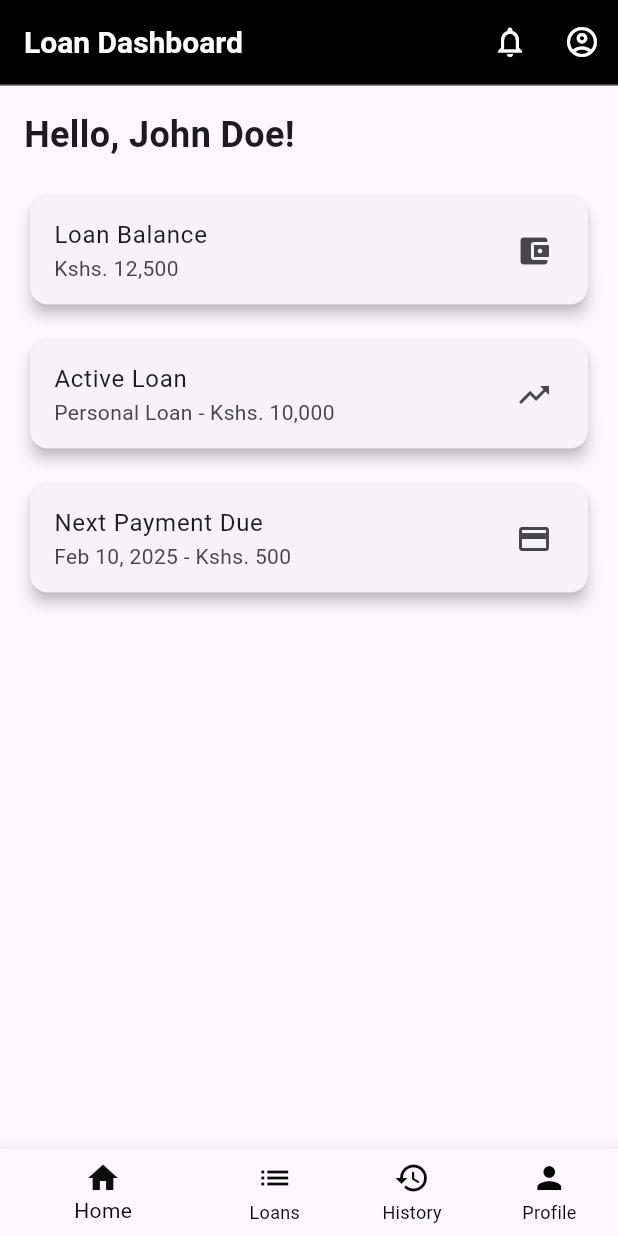
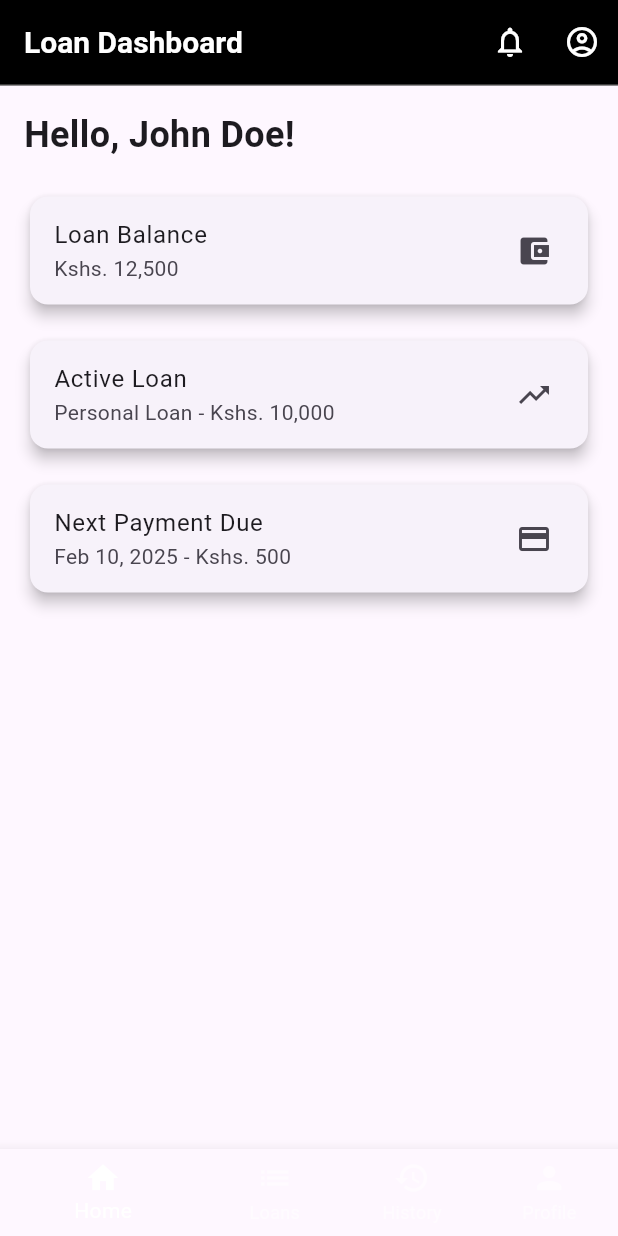
Before and after one commit to NexusGKSoftwares/loan_app, a Flutter app: the LoanDashboard screen opened directly, on a phone screen of 412 x 824 dp. Run offline on Flutter 3.47's test engine with Material 3 defaults, Android fonts, the phone set to English and light mode, and no system bars; our stand-ins replace smooth_page_indicator.

```diff
--- a/lib/screens/dashboard_screen.dart
+++ b/lib/screens/dashboard_screen.dart
@@ -1,5 +1,4 @@
 import 'package:flutter/material.dart';
-
 
 class LoanDashboard extends StatelessWidget {
   const LoanDashboard({super.key});
@@ -46,7 +45,6 @@ class LoanDashboard extends StatelessWidget {
           ),
         ),
       ),
-
       body: const SingleChildScrollView(
         padding: EdgeInsets.all(16.0),
         child: Column(
@@ -106,8 +104,8 @@ class LoanDashboard extends StatelessWidget {
           ),
         ],
         backgroundColor: Colors.black, // Black background
-        unselectedItemColor: const Color.fromARGB(255, 7, 7, 7), // White for unselected icons
-        selectedItemColor: const Color.fromARGB(255, 12, 12, 12), // White for selected icons
+        unselectedItemColor: Colors.white54, // Lighter white for unselected icons
+        selectedItemColor: Colors.white, // Bright white for selected icons
         showUnselectedLabels: true, // Ensures labels are always visible
       ),
     );
```
Lines whose indentation alone changed are shown as unchanged.
